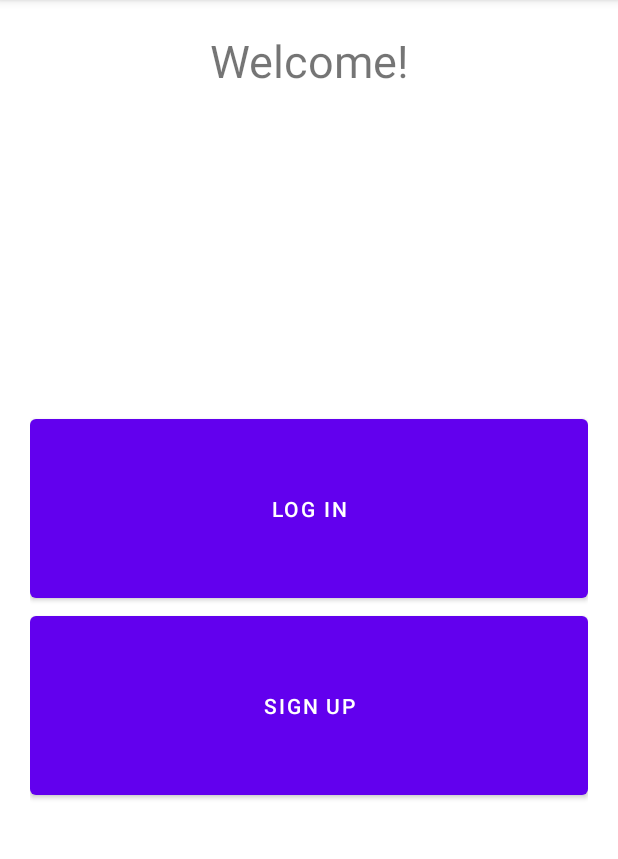
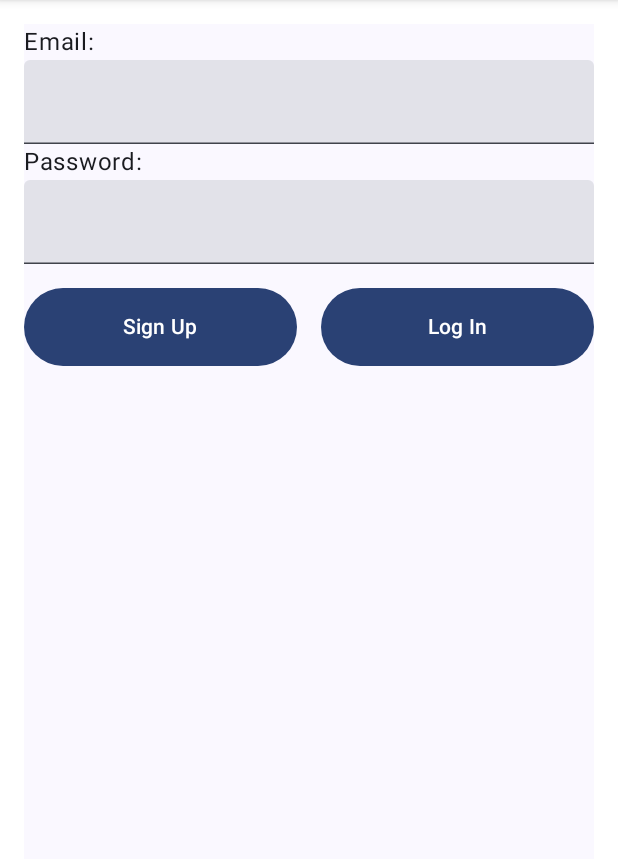
Before and after one commit to mihaifleser/Gesture-Detection-Android, an Android app built with Jetpack Compose: the screen it shows after launch (StartScreen before the commit, MainScreen after it), on a phone screen of 412 x 824 dp, the part 84-943 px from its top. Run offline under Robolectric (Android 15) with nearby library versions, the phone set to English and light mode, and no system bars; our stand-ins replace Dagger/Hilt's generated code, Firebase (no records; nobody signed in at launch, a user with empty details on screens opened directly); 1 statement that could not run was skipped.

Commit message:
Compose and nav_graph added.

```diff
--- a/app/src/main/AndroidManifest.xml
+++ b/app/src/main/AndroidManifest.xml
@@ -16,11 +16,7 @@
         tools:targetApi="31">
 
         <activity
-            android:name=".ui.activities.LoginScreen"
-            android:parentActivityName=".ui.activities.StartScreen" />
-
-        <activity
-            android:name=".ui.activities.StartScreen"
+            android:name=".ui.activities.MainScreen"
             android:exported="true">
             <intent-filter>
                 <action android:name="android.intent.action.MAIN" />
--- a/app/src/main/java/com/example/bachelor_app/dependencies/ApplicationComponent.kt
+++ b/app/src/main/java/com/example/bachelor_app/dependencies/ApplicationComponent.kt
@@ -1,11 +1,11 @@
 package com.example.bachelor_app.dependencies
 
-import com.example.bachelor_app.ui.activities.LoginScreen
+import com.example.bachelor_app.ui.fragment.LoginFragment
 import dagger.Component
 import javax.inject.Singleton
 
 @Singleton
 @Component(modules = [ManagersModule::class])
 interface ApplicationComponent {
-    fun inject(activity: LoginScreen)
+    fun inject(fragment: LoginFragment)
 }
--- /dev/null
+++ b/app/src/main/java/com/example/bachelor_app/ui/activities/MainScreen.kt
@@ -0,0 +1,14 @@
+package com.example.bachelor_app.ui.activities
+
+import android.os.Bundle
+import androidx.appcompat.app.AppCompatActivity
+import com.example.bachelor_app.R
+
+class MainScreen : AppCompatActivity() {
+
+    override fun onCreate(savedInstanceState: Bundle?) {
+        super.onCreate(savedInstanceState)
+        setContentView(R.layout.activity_main)
+    }
+
+}
--- a/app/src/main/java/com/example/bachelor_app/ui/activities/StartScreen.kt
+++ /dev/null
@@ -1,34 +0,0 @@
-package com.example.bachelor_app.ui.activities
-
-import android.content.Intent
-import android.os.Bundle
-import androidx.appcompat.app.AppCompatActivity
-import androidx.databinding.DataBindingUtil
-import com.example.bachelor_app.R
-import com.example.bachelor_app.databinding.ActivityMainBinding
-
-class StartScreen : AppCompatActivity() {
-
-    override fun onCreate(savedInstanceState: Bundle?) {
-        super.onCreate(savedInstanceState)
-        val binding: ActivityMainBinding = DataBindingUtil.setContentView(
-            this, R.layout.activity_main
-        )
-        binding.loginButton.setOnClickListener {
-            val intent = Intent(this, LoginScreen::class.java).apply {
-                putExtra(IS_LOGIN, true)
-            }
-            startActivity(intent)
-        }
-        binding.signUpButton.setOnClickListener {
-            val intent = Intent(this, LoginScreen::class.java).apply {
-                putExtra(IS_LOGIN, false)
-            }
-            startActivity(intent)
-        }
-    }
-
-    companion object {
-        const val IS_LOGIN = "isLogin"
-    }
-}
--- /dev/null
+++ b/app/src/main/java/com/example/bachelor_app/ui/fragment/LoginFragment.kt
@@ -0,0 +1,57 @@
+package com.example.bachelor_app.ui.fragment
+
+import android.content.Context
+import android.os.Bundle
+import android.view.LayoutInflater
+import android.view.View
+import android.view.ViewGroup
+import android.widget.Toast
+import androidx.compose.ui.platform.ComposeView
+import androidx.lifecycle.ViewModelProvider
+import com.example.bachelor_app.BachelorApplication
+import com.example.bachelor_app.managers.IFirebaseManager
+import com.example.bachelor_app.ui.model.ILoginViewModel
+import com.example.bachelor_app.ui.model.LoginViewModel
+import com.example.bachelor_app.ui.model.LoginViewModelFactory
+import com.example.bachelor_app.ui.screen.LoginScreen
+import com.example.bachelor_app.ui.theme.BachelorAppTheme
+import javax.inject.Inject
+
+class LoginFragment : BaseFragment() {
+
+    @Inject
+    internal lateinit var firebaseManager: IFirebaseManager
+
+    private val viewModel: ILoginViewModel by lazy {
+        val factory = LoginViewModelFactory(firebaseManager)
+        ViewModelProvider(this, factory).get(LoginViewModel::class.java)
+    }
+
+    override fun onAttach(context: Context) {
+        (context.applicationContext as BachelorApplication).applicationComponent.inject(this)
+
+        super.onAttach(context)
+    }
+
+    override fun onCreateView(inflater: LayoutInflater, container: ViewGroup?, savedInstanceState: Bundle?): View {
+
+        return ComposeView(requireContext()).apply {
+            setContent {
+                BachelorAppTheme {
+                    LoginScreen(
+                        onSignUp = viewModel.onSignUp,
+                        onLogIn = viewModel.onLogin
+                    )
+                }
+            }
+        }
+    }
+
+    override fun onViewCreated(view: View, savedInstanceState: Bundle?) {
+        super.onViewCreated(view, savedInstanceState)
+
+        viewModel.update.observe(viewLifecycleOwner) {
+            Toast.makeText(context, it.second, Toast.LENGTH_SHORT).show()
+        }
+    }
+}
--- /dev/null
+++ b/app/src/main/java/com/example/bachelor_app/ui/fragment/SensorsFragment.kt
@@ -0,0 +1,6 @@
+package com.example.bachelor_app.ui.fragment
+
+class SensorsFragment : BaseFragment() {
+
+
+}
--- /dev/null
+++ b/app/src/main/java/com/example/bachelor_app/ui/screen/LoginScreen.kt
@@ -0,0 +1,76 @@
+package com.example.bachelor_app.ui.screen
+
+import androidx.compose.foundation.layout.*
+import androidx.compose.material3.*
+import androidx.compose.runtime.*
+import androidx.compose.ui.Modifier
+import androidx.compose.ui.res.dimensionResource
+import androidx.compose.ui.res.stringResource
+import androidx.compose.ui.tooling.preview.Preview
+import com.example.bachelor_app.R
+import com.example.bachelor_app.ui.theme.BachelorAppTheme
+
+@OptIn(ExperimentalMaterial3Api::class)
+@Composable
+fun LoginScreen(onSignUp: (String, String) -> Unit, onLogIn: (String, String) -> Unit) {
+
+    Surface(modifier = Modifier.padding(dimensionResource(id = R.dimen.medium_padding))) {
+        Column {
+            var username by remember { mutableStateOf("") }
+            var password by remember { mutableStateOf("") }
+
+            Text(text = stringResource(id = R.string.email))
+            TextField(
+                onValueChange = { username = it },
+                value = username,
+                modifier = Modifier
+                    .fillMaxWidth()
+            )
+
+            Text(text = stringResource(id = R.string.password))
+            TextField(
+                onValueChange = { password = it },
+                value = password,
+                modifier = Modifier
+                    .fillMaxWidth()
+            )
+
+            Row(
+                modifier = Modifier
+                    .fillMaxWidth()
+                    .padding(top = dimensionResource(id = R.dimen.medium_padding)),
+                horizontalArrangement = Arrangement.spacedBy(dimensionResource(id = R.dimen.medium_padding))
+            ) {
+                Button(
+                    onClick = { onSignUp.invoke(username, password) },
+                    modifier = Modifier
+                        .weight(1f)
+                ) {
+                    Text(
+                        text = stringResource(id = R.string.sign_up),
+                        modifier = Modifier.padding(dimensionResource(id = R.dimen.small_padding))
+                    )
+                }
+                Button(
+                    onClick = { onLogIn.invoke(username, password) },
+                    modifier = Modifier
+                        .weight(1f)
+                ) {
+                    Text(
+                        text = stringResource(id = R.string.login),
+                        modifier = Modifier.padding(dimensionResource(id = R.dimen.small_padding))
+                    )
+                }
+            }
+
+        }
+    }
+}
+
+@Preview(showBackground = true)
+@Composable
+fun DefaultPreview() {
+    BachelorAppTheme {
+        LoginScreen({ _, _ -> {} }, { _, _ -> {} })
+    }
+}
--- /dev/null
+++ b/app/src/main/java/com/example/bachelor_app/ui/theme/Color.kt
@@ -0,0 +1,11 @@
+package com.example.bachelor_app.ui.theme
+
+import androidx.compose.ui.graphics.Color
+
+val Purple80 = Color(0xFFD0BCFF)
+val PurpleGrey80 = Color(0xFFCCC2DC)
+val Pink80 = Color(0xFFEFB8C8)
+
+val Purple40 = Color(0xFF6650a4)
+val PurpleGrey40 = Color(0xFF625b71)
+val Pink40 = Color(0xFF7D5260)
--- /dev/null
+++ b/app/src/main/java/com/example/bachelor_app/ui/theme/Theme.kt
@@ -0,0 +1,68 @@
+package com.example.bachelor_app.ui.theme
+
+import android.app.Activity
+import android.os.Build
+import androidx.compose.foundation.isSystemInDarkTheme
+import androidx.compose.material3.MaterialTheme
+import androidx.compose.material3.darkColorScheme
+import androidx.compose.material3.dynamicDarkColorScheme
+import androidx.compose.material3.dynamicLightColorScheme
+import androidx.compose.material3.lightColorScheme
+import androidx.compose.runtime.Composable
+import androidx.compose.runtime.SideEffect
+import androidx.compose.ui.graphics.toArgb
+import androidx.compose.ui.platform.LocalContext
+import androidx.compose.ui.platform.LocalView
+import androidx.core.view.ViewCompat
+
+private val DarkColorScheme = darkColorScheme(
+    primary = Purple80,
+    secondary = PurpleGrey80,
+    tertiary = Pink80
+)
+
+private val LightColorScheme = lightColorScheme(
+    primary = Purple40,
+    secondary = PurpleGrey40,
+    tertiary = Pink40
+
+    /* Other default colors to override
+    background = Color(0xFFFFFBFE),
+    surface = Color(0xFFFFFBFE),
+    onPrimary = Color.White,
+    onSecondary = Color.White,
+    onTertiary = Color.White,
+    onBackground = Color(0xFF1C1B1F),
+    onSurface = Color(0xFF1C1B1F),
+    */
+)
+
+@Composable
+fun BachelorAppTheme(
+    darkTheme: Boolean = isSystemInDarkTheme(),
+    // Dynamic color is available on Android 12+
+    dynamicColor: Boolean = true,
+    content: @Composable () -> Unit
+) {
+    val colorScheme = when {
+        dynamicColor && Build.VERSION.SDK_INT >= Build.VERSION_CODES.S -> {
+            val context = LocalContext.current
+            if (darkTheme) dynamicDarkColorScheme(context) else dynamicLightColorScheme(context)
+        }
+        darkTheme -> DarkColorScheme
+        else -> LightColorScheme
+    }
+    val view = LocalView.current
+    if (!view.isInEditMode) {
+        SideEffect {
+            (view.context as Activity).window.statusBarColor = colorScheme.primary.toArgb()
+            ViewCompat.getWindowInsetsController(view)?.isAppearanceLightStatusBars = darkTheme
+        }
+    }
+
+    MaterialTheme(
+        colorScheme = colorScheme,
+        typography = Typography,
+        content = content
+    )
+}
--- /dev/null
+++ b/app/src/main/java/com/example/bachelor_app/ui/theme/Type.kt
@@ -0,0 +1,34 @@
+package com.example.bachelor_app.ui.theme
+
+import androidx.compose.material3.Typography
+import androidx.compose.ui.text.TextStyle
+import androidx.compose.ui.text.font.FontFamily
+import androidx.compose.ui.text.font.FontWeight
+import androidx.compose.ui.unit.sp
+
+// Set of Material typography styles to start with
+val Typography = Typography(
+    bodyLarge = TextStyle(
+        fontFamily = FontFamily.Default,
+        fontWeight = FontWeight.Normal,
+        fontSize = 16.sp,
+        lineHeight = 24.sp,
+        letterSpacing = 0.5.sp
+    )
+    /* Other default text styles to override
+    titleLarge = TextStyle(
+        fontFamily = FontFamily.Default,
+        fontWeight = FontWeight.Normal,
+        fontSize = 22.sp,
+        lineHeight = 28.sp,
+        letterSpacing = 0.sp
+    ),
+    labelSmall = TextStyle(
+        fontFamily = FontFamily.Default,
+        fontWeight = FontWeight.Medium,
+        fontSize = 11.sp,
+        lineHeight = 16.sp,
+        letterSpacing = 0.5.sp
+    )
+    */
+)
--- a/app/src/main/res/layout/activity_main.xml
+++ b/app/src/main/res/layout/activity_main.xml
@@ -1,51 +1,15 @@
 <?xml version="1.0" encoding="utf-8"?>
-<layout xmlns:android="http://schemas.android.com/apk/res/android"
-    xmlns:app="http://schemas.android.com/apk/res-auto">
+<LinearLayout xmlns:android="http://schemas.android.com/apk/res/android"
+    xmlns:app="http://schemas.android.com/apk/res-auto"
+    android:layout_width="match_parent"
+    android:layout_height="match_parent">
 
-    <data>
-
-    </data>
-
-    <androidx.constraintlayout.widget.ConstraintLayout
+    <androidx.fragment.app.FragmentContainerView
+        android:id="@+id/nav_host_fragment"
+        android:name="androidx.navigation.fragment.NavHostFragment"
         android:layout_width="match_parent"
         android:layout_height="match_parent"
-        android:padding="@dimen/side_margin">
+        app:defaultNavHost="true"
+        app:navGraph="@navigation/nav_graph" />
 
-        <TextView
-            android:id="@+id/title"
-            android:layout_width="match_parent"
-            android:layout_height="wrap_content"
-            android:gravity="center"
-            android:text="@string/welcome"
-            android:textSize="@dimen/title_size"
-            app:layout_constraintEnd_toEndOf="parent"
-            app:layout_constraintStart_toStartOf="parent"
-            app:layout_constraintTop_toTopOf="parent" />
-
-        <LinearLayout
-            android:layout_width="match_parent"
-            android:layout_height="wrap_content"
-            android:orientation="vertical"
-            app:layout_constraintBottom_toBottomOf="parent"
-            app:layout_constraintEnd_toEndOf="parent"
-            app:layout_constraintStart_toStartOf="parent"
-            app:layout_constraintTop_toBottomOf="@+id/title">
-
-            <Button
-                android:id="@+id/login_button"
-                android:layout_width="match_parent"
-                android:layout_height="wrap_content"
-                android:padding="50dp"
-                android:text="@string/login" />
-
-            <Button
-                android:id="@+id/sign_up_button"
-                android:layout_width="match_parent"
-                android:layout_height="wrap_content"
-                android:padding="50dp"
-                android:text="@string/sign_up" />
-
-        </LinearLayout>
-
-    </androidx.constraintlayout.widget.ConstraintLayout>
-</layout>
+</LinearLayout>
--- /dev/null
+++ b/app/src/main/res/navigation/nav_graph.xml
@@ -0,0 +1,21 @@
+<?xml version="1.0" encoding="utf-8"?>
+<navigation xmlns:android="http://schemas.android.com/apk/res/android"
+    xmlns:app="http://schemas.android.com/apk/res-auto"
+    android:id="@+id/nav_graph"
+    app:startDestination="@id/loginFragment">
+
+    <fragment
+        android:id="@+id/loginFragment"
+        android:name="com.example.bachelor_app.ui.fragment.LoginFragment"
+        android:label="LoginFragment">
+        <action
+            android:id="@+id/action_loginFragment_to_sensorsFragment"
+            app:destination="@id/sensorsFragment"
+            app:enterAnim="@anim/nav_default_enter_anim"
+            app:exitAnim="@anim/nav_default_exit_anim" />
+    </fragment>
+    <fragment
+        android:id="@+id/sensorsFragment"
+        android:name="com.example.bachelor_app.ui.fragment.SensorsFragment"
+        android:label="SensorsFragment" />
+</navigation>
--- a/app/src/main/res/values/dimens.xml
+++ b/app/src/main/res/values/dimens.xml
@@ -2,4 +2,6 @@
 <resources>
     <dimen name="side_margin">20dp</dimen>
     <dimen name="title_size">30sp</dimen>
+    <dimen name="medium_padding">16dp</dimen>
+    <dimen name="small_padding">8dp</dimen>
 </resources>
--- a/app/src/main/res/values/strings.xml
+++ b/app/src/main/res/values/strings.xml
@@ -7,4 +7,5 @@
     <string name="password">Password:</string>
     <string name="repeat_password">Repeat Password:</string>
     <string name="login">Log In</string>
+    <string name="title_activity_main_screen">MainScreen</string>
 </resources>
--- a/build.gradle
+++ b/build.gradle
@@ -1,5 +1,8 @@
 // Top-level build file where you can add configuration options common to all sub-projects/modules.
 buildscript {
+    ext {
+        compose_version = '1.3.2'
+    }
     repositories {
         google()  // Google's Maven repository
     }
@@ -11,7 +14,7 @@ buildscript {
 plugins {
     id 'com.android.application' version '7.3.1' apply false
     id 'com.android.library' version '7.3.1' apply false
-    id 'org.jetbrains.kotlin.android' version '1.7.0' apply false
+    id 'org.jetbrains.kotlin.android' version '1.6.10' apply false
 }
 
 task clean(type: Delete) {
```
Also changed, not shown: app/build.gradle (+47 -1 lines), app/src/main/java/com/example/bachelor_app/ui/activities/LoginScreen.kt (deleted, +0 -45 lines), app/src/main/java/com/example/bachelor_app/ui/model/LoginViewModel.kt (+18 -33 lines), app/src/main/res/layout/activity_login.xml (deleted, +0 -77 lines).
